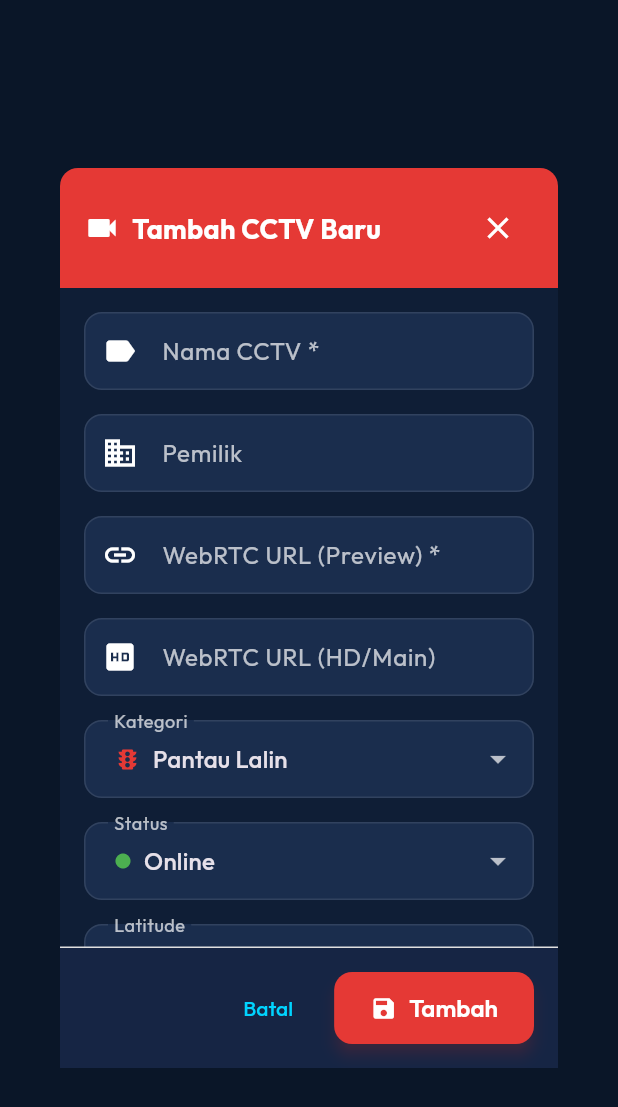
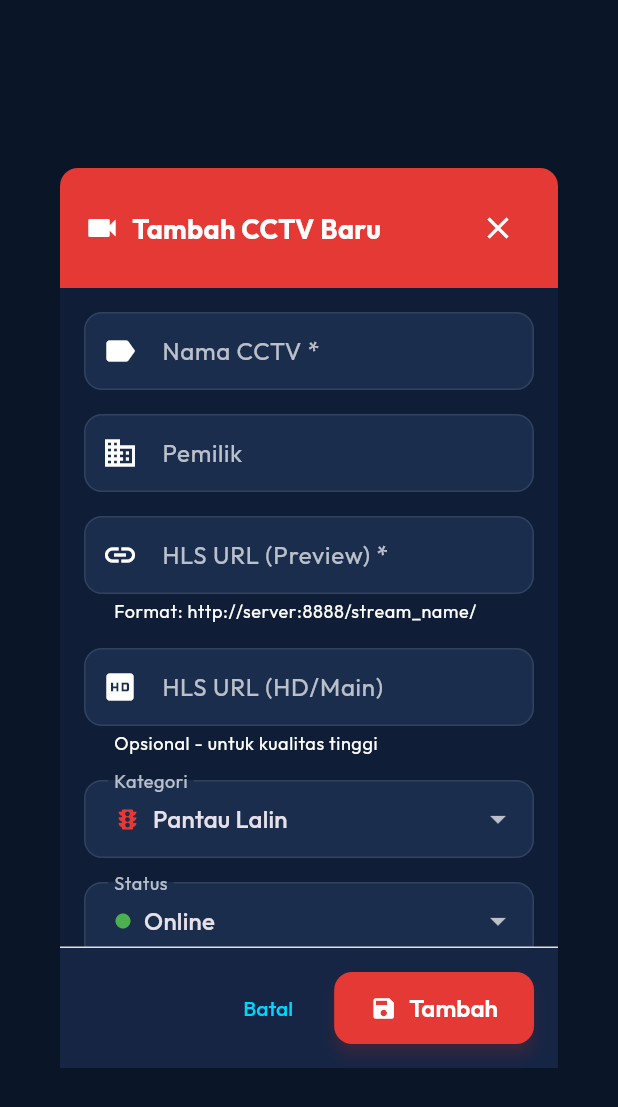
Before and after one commit to armadanpagala88-code/rtsp_flutter, a Flutter app: the CctvFormDialog widget shown alone on an empty page, opened directly, on a phone screen of 412 x 824 dp. Shown: the top 1107 px of the screen. Run offline on Flutter 3.47's test engine with Material 3 defaults, Android fonts, the phone set to English and light mode, and no system bars; our stand-ins replace flutter_map, google_fonts, latlong2; missing offline and left inert: dart:html, dart:ui_web, flex_color_picker; network calls fail; statements that could not run were skipped.

Commit message:
feat: Change CCTV form input from WebRTC to HLS
- Updated form labels from 'WebRTC URL' to 'HLS URL'
- Changed default port from 8889 to 8888 (MediaMTX HLS port)
- Added helper text for better UX
- HLS is more scalable for many concurrent viewers
- Better for public CCTV streaming with CDN support

```diff
--- a/flutter_app/lib/screens/admin_screen.dart
+++ b/flutter_app/lib/screens/admin_screen.dart
@@ -618,28 +618,30 @@ class _CctvFormDialogState extends State<CctvFormDialog> {
                       ),
                       const SizedBox(height: 16),
 
-                      // Stream URL (WebRTC)
+                      // Stream URL (HLS)
                       TextFormField(
                         controller: _streamUrlController,
                         decoration: const InputDecoration(
-                          labelText: 'WebRTC URL (Preview) *',
-                          hintText: 'http://72.61.213.95:8889/cam01/',
+                          labelText: 'HLS URL (Preview) *',
+                          hintText: 'http://72.61.213.95:8888/cam01/',
                           prefixIcon: Icon(Icons.link),
                           border: OutlineInputBorder(),
+                          helperText: 'Format: http://server:8888/stream_name/',
                         ),
                         validator: (v) =>
-                            v?.isEmpty == true ? 'WebRTC URL wajib diisi' : null,
+                            v?.isEmpty == true ? 'HLS URL wajib diisi' : null,
                       ),
                       const SizedBox(height: 16),
 
-                      // WebRTC URL HD
+                      // HLS URL HD
                       TextFormField(
                         controller: _streamUrlHdController,
                         decoration: const InputDecoration(
-                          labelText: 'WebRTC URL (HD/Main)',
-                          hintText: 'http://72.61.213.95:8889/cam01/',
+                          labelText: 'HLS URL (HD/Main)',
+                          hintText: 'http://72.61.213.95:8888/cam01/',
                           prefixIcon: Icon(Icons.hd),
                           border: OutlineInputBorder(),
+                          helperText: 'Opsional - untuk kualitas tinggi',
                         ),
                       ),
                       const SizedBox(height: 16),
```
